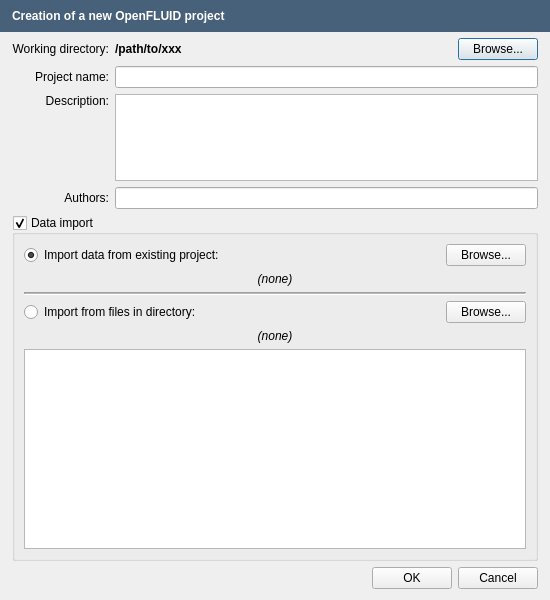
The window that src/apps/openfluid-builder/base/NewProjectDialog.ui (OpenFLUID/openfluid) describes before a commit, drawn with Qt 5.
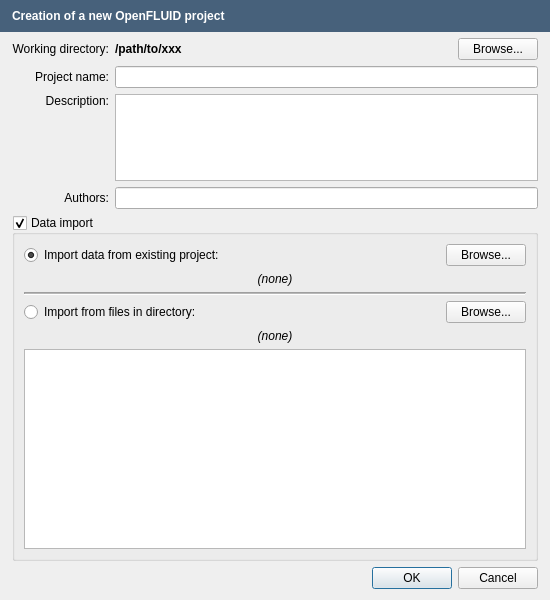
The same window after the commit.

```diff
--- a/src/apps/openfluid-builder/base/NewProjectDialog.ui
+++ b/src/apps/openfluid-builder/base/NewProjectDialog.ui
@@ -286,29 +286,9 @@
       <number>12</number>
      </property>
      <item>
-      <spacer name="horizontalSpacer">
-       <property name="orientation">
-        <enum>Qt::Horizontal</enum>
-       </property>
-       <property name="sizeHint" stdset="0">
-        <size>
-         <width>40</width>
-         <height>20</height>
-        </size>
-       </property>
-      </spacer>
-     </item>
-     <item>
-      <widget class="QPushButton" name="OKButton">
-       <property name="text">
-        <string>OK</string>
-       </property>
-      </widget>
-     </item>
-     <item>
-      <widget class="QPushButton" name="CancelButton">
-       <property name="text">
-        <string>Cancel</string>
+      <widget class="QDialogButtonBox" name="ButtonBox">
+       <property name="standardButtons">
+        <set>QDialogButtonBox::Cancel|QDialogButtonBox::Ok</set>
        </property>
       </widget>
      </item>
```
